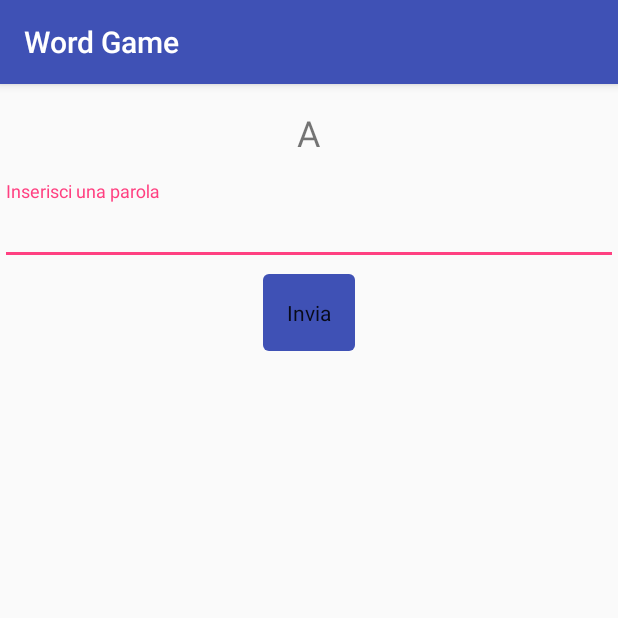
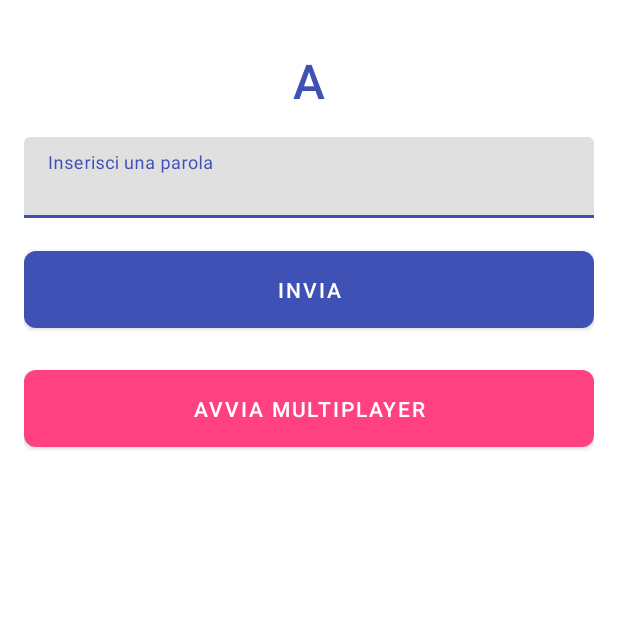
Before and after one commit to lambrooo/ProvaScarabeo, an Android app: the screen it shows after launch (MainActivity), on a phone screen of 412 x 824 dp, the top half of it. Run offline under Robolectric (Android 15) with nearby library versions, the phone set to English and light mode, and no system bars; our stand-ins replace Room's generated code.

```diff
--- a/app/build.gradle.kts
+++ b/app/build.gradle.kts
@@ -1,5 +1,4 @@
 val kotlinVersion = "1.6.10"
-
 plugins {
     id("com.android.application")
     id("kotlin-android")
@@ -12,7 +11,7 @@ android {
     compileSdk = 34
     defaultConfig {
         applicationId = "com.example.provascarabeo"
-        minSdk = 21
+        minSdk = 23
         targetSdk = 33
         versionCode = 1
         versionName = "1.0"
@@ -31,6 +30,9 @@ android {
     kotlinOptions {
         jvmTarget = "1.8"
     }
+    kapt {
+        correctErrorTypes = true
+    }
 }
 
 dependencies {
@@ -42,9 +44,9 @@ dependencies {
     implementation("androidx.lifecycle:lifecycle-viewmodel-ktx:2.4.0")
     implementation("androidx.lifecycle:lifecycle-livedata-ktx:2.4.0")
     implementation("androidx.lifecycle:lifecycle-runtime-ktx:2.4.0")
-    implementation("androidx.room:room-runtime:2.4.3")
-    kapt("androidx.room:room-compiler:2.4.3")
-    implementation("androidx.room:room-ktx:2.4.3")
+    implementation("androidx.room:room-runtime:2.6.1")
+    kapt("androidx.room:room-compiler:2.6.1")
+    implementation("androidx.room:room-ktx:2.6.1")
     implementation("com.google.firebase:firebase-auth-ktx:21.0.3")
     implementation("com.google.firebase:firebase-database-ktx:20.0.3")
     testImplementation("junit:junit:4.13.2")
@@ -54,5 +56,4 @@ dependencies {
     implementation("com.google.firebase:firebase-analytics")
 }
 
-// Applica il plugin di Google Services alla fine del file
 apply(plugin = "com.google.gms.google-services")
--- a/app/src/main/AndroidManifest.xml
+++ b/app/src/main/AndroidManifest.xml
@@ -1,4 +1,3 @@
-<!-- File: app/src/main/AndroidManifest.xml -->
 <manifest xmlns:android="http://schemas.android.com/apk/res/android">
 
     <!-- Permessi necessari -->
@@ -10,7 +9,7 @@
         android:label="@string/app_name"
         android:roundIcon="@mipmap/ic_launcher_round"
         android:supportsRtl="true"
-        android:theme="@style/AppTheme">
+        android:theme="@style/Theme.ProvaScarabeo">
 
         <!-- Attività principale -->
         <activity android:name=".MainActivity"
--- a/app/src/main/java/com/example/provascarabeo/AppDatabase.kt
+++ b/app/src/main/java/com/example/provascarabeo/AppDatabase.kt
@@ -1,6 +1,5 @@
+// AppDatabase.kt
 package com.example.provascarabeo
-
-
 
 import androidx.room.Database
 import androidx.room.RoomDatabase
--- a/app/src/main/java/com/example/provascarabeo/MainActivity.kt
+++ b/app/src/main/java/com/example/provascarabeo/MainActivity.kt
@@ -1,10 +1,12 @@
 package com.example.provascarabeo
 
+import android.content.Intent
 import android.os.Bundle
 import android.widget.Button
 import android.widget.EditText
 import android.widget.TextView
 import androidx.appcompat.app.AppCompatActivity
+import androidx.lifecycle.Observer
 import androidx.lifecycle.ViewModelProvider
 import androidx.room.Room
 import kotlinx.coroutines.Dispatchers
@@ -17,6 +19,7 @@ class MainActivity : AppCompatActivity() {
     private lateinit var initialLetterTextView: TextView
     private lateinit var wordEditText: EditText
     private lateinit var submitWordButton: Button
+    private lateinit var startMultiplayerButton: Button
     private lateinit var gameViewModel: GameViewModel
     private lateinit var aiPlayer: AIPlayer
     private lateinit var db: AppDatabase
@@ -29,9 +32,10 @@ class MainActivity : AppCompatActivity() {
         initialLetterTextView = findViewById(R.id.initialLetterTextView)
         wordEditText = findViewById(R.id.wordEditText)
         submitWordButton = findViewById(R.id.submitWordButton)
+        startMultiplayerButton = findViewById(R.id.startMultiplayerButton)
 
         gameViewModel = ViewModelProvider(this).get(GameViewModel::class.java)
-        gameViewModel.currentLetter.observe(this, { letter ->
+        gameViewModel.currentLetter.observe(this, Observer { letter ->
             initialLetterTextView.text = letter
         })
 
@@ -62,15 +66,16 @@ class MainActivity : AppCompatActivity() {
         }
 
         // Leggi gli utenti
-        scope.launch {
-            val userResults = withContext(Dispatchers.IO) {
-                db.userDao().getAllUsers()
+        db.userDao().getAllUsers().observe(this, Observer { users ->
+            users.forEach {
+                println("User: ${it.username}, Score: ${it.score}")
             }
-            withContext(Dispatchers.Main) {
-                userResults.forEach {
-                    println("User: ${it.username}, Score: ${it.score}")
-                }
-            }
+        })
+
+        // Gestisci il click del pulsante per avviare MultiplayerGameActivity
+        startMultiplayerButton.setOnClickListener {
+            val intent = Intent(this, MultiplayerGameActivity::class.java)
+            startActivity(intent)
         }
     }
 
--- a/app/src/main/java/com/example/provascarabeo/MultiplayerGameActivity.kt
+++ b/app/src/main/java/com/example/provascarabeo/MultiplayerGameActivity.kt
@@ -8,7 +8,7 @@ import androidx.appcompat.app.AppCompatActivity
 import com.google.firebase.database.DataSnapshot
 import com.google.firebase.database.DatabaseError
 import com.google.firebase.database.ValueEventListener
-import missing.namespace.R
+import com.example.provascarabeo.R
 
 class MultiplayerGameActivity : AppCompatActivity() {
     private lateinit var initialLetterTextView: TextView
--- a/app/src/main/java/com/example/provascarabeo/User.kt
+++ b/app/src/main/java/com/example/provascarabeo/User.kt
@@ -1,6 +1,5 @@
+// User.kt
 package com.example.provascarabeo
-
-
 
 import androidx.room.Entity
 import androidx.room.PrimaryKey
--- a/app/src/main/java/com/example/provascarabeo/UserDao.kt
+++ b/app/src/main/java/com/example/provascarabeo/UserDao.kt
@@ -1,7 +1,6 @@
 package com.example.provascarabeo
 
-
-
+import androidx.lifecycle.LiveData
 import androidx.room.Dao
 import androidx.room.Insert
 import androidx.room.Query
@@ -12,5 +11,5 @@ interface UserDao {
     suspend fun insert(user: User)
 
     @Query("SELECT id, username, score FROM users ORDER BY score DESC")
-    suspend fun getAllUsers(): List<UserResult>
+    fun getAllUsers(): LiveData<List<UserResult>>
 }
--- a/app/src/main/res/layout/activity_main.xml
+++ b/app/src/main/res/layout/activity_main.xml
@@ -1,8 +1,10 @@
 <LinearLayout xmlns:android="http://schemas.android.com/apk/res/android"
+    xmlns:app="http://schemas.android.com/apk/res-auto"
     xmlns:tools="http://schemas.android.com/tools"
     android:layout_width="match_parent"
     android:layout_height="match_parent"
     android:orientation="vertical"
+    android:padding="16dp"
     tools:context=".MainActivity">
 
     <TextView
@@ -10,26 +12,48 @@
         android:layout_width="wrap_content"
         android:layout_height="wrap_content"
         android:text="A"
-        android:textSize="24sp"
+        android:textSize="32sp"
+        android:textColor="@color/colorPrimary"
         android:layout_gravity="center"
-        android:padding="16dp" />
+        android:padding="16dp"
+        android:fontFamily="sans-serif-medium" />
 
     <com.google.android.material.textfield.TextInputLayout
         android:layout_width="match_parent"
         android:layout_height="wrap_content"
-        android:hint="Inserisci una parola">
+        android:hint="@string/hint_word"
+        android:layout_marginBottom="16dp">
 
         <com.google.android.material.textfield.TextInputEditText
             android:id="@+id/wordEditText"
             android:layout_width="match_parent"
-            android:layout_height="wrap_content" />
+            android:layout_height="wrap_content"
+            android:inputType="text"
+            android:padding="16dp" />
     </com.google.android.material.textfield.TextInputLayout>
 
     <com.google.android.material.button.MaterialButton
         android:id="@+id/submitWordButton"
-        android:layout_width="wrap_content"
+        android:layout_width="match_parent"
         android:layout_height="wrap_content"
-        android:text="Invia"
+        android:text="@string/button_submit"
         android:layout_gravity="center"
-        android:padding="16dp" />
+        android:padding="16dp"
+        app:backgroundTint="@color/colorPrimary"
+        android:textColor="@android:color/white"
+        app:cornerRadius="8dp"
+        android:fontFamily="sans-serif-medium" />
+
+    <com.google.android.material.button.MaterialButton
+        android:id="@+id/startMultiplayerButton"
+        android:layout_width="match_parent"
+        android:layout_height="wrap_content"
+        android:text="Avvia Multiplayer"
+        android:layout_gravity="center"
+        android:padding="16dp"
+        app:backgroundTint="@color/colorAccent"
+        android:textColor="@android:color/white"
+        app:cornerRadius="8dp"
+        android:fontFamily="sans-serif-medium"
+        android:layout_marginTop="16dp" />
 </LinearLayout>
--- a/app/src/main/res/values/colors.xml
+++ b/app/src/main/res/values/colors.xml
@@ -2,4 +2,5 @@
     <color name="colorPrimary">#3F51B5</color>
     <color name="colorPrimaryDark">#303F9F</color>
     <color name="colorAccent">#FF4081</color>
+    <color name="white">#FFFFFF</color>
 </resources>
--- a/app/src/main/res/values/themes.xml
+++ b/app/src/main/res/values/themes.xml
@@ -1,12 +1,14 @@
 <resources xmlns:tools="http://schemas.android.com/tools">
     <!-- Base application theme. -->
-    <style name="Base.Theme.ProvaScarabeo" parent="Theme.Material3.DayNight.NoActionBar">
-        <!-- Customize your light theme here. -->
+    <style name="Theme.ProvaScarabeo" parent="Theme.MaterialComponents.DayNight.NoActionBar">
+        <!-- Primary branding color. -->
         <item name="colorPrimary">@color/colorPrimary</item>
-        <item name="colorPrimaryDark">@color/colorPrimaryDark</item>
-        <item name="colorAccent">@color/colorAccent</item>
-        <!-- Add more customizations as needed -->
+        <item name="colorPrimaryVariant">@color/colorPrimaryDark</item>
+        <item name="colorOnPrimary">@color/white</item>
+        <!-- Secondary branding color. -->
+        <item name="colorSecondary">@color/colorAccent</item>
+        <item name="colorSecondaryVariant">@color/colorAccent</item>
+        <item name="colorOnSecondary">@color/white</item>
+        <!-- Customize your theme here. -->
     </style>
-
-    <style name="Theme.ProvaScarabeo" parent="Base.Theme.ProvaScarabeo" />
 </resources>
--- a/build.gradle.kts
+++ b/build.gradle.kts
@@ -1,6 +1,5 @@
 // File: ProvaScarabeo/build.gradle.kts
 
-// Top-level build file where you can add configuration options common to all sub-projects/modules.
 plugins {
     alias(libs.plugins.android.application) apply false
     alias(libs.plugins.jetbrains.kotlin.android) apply false
```
